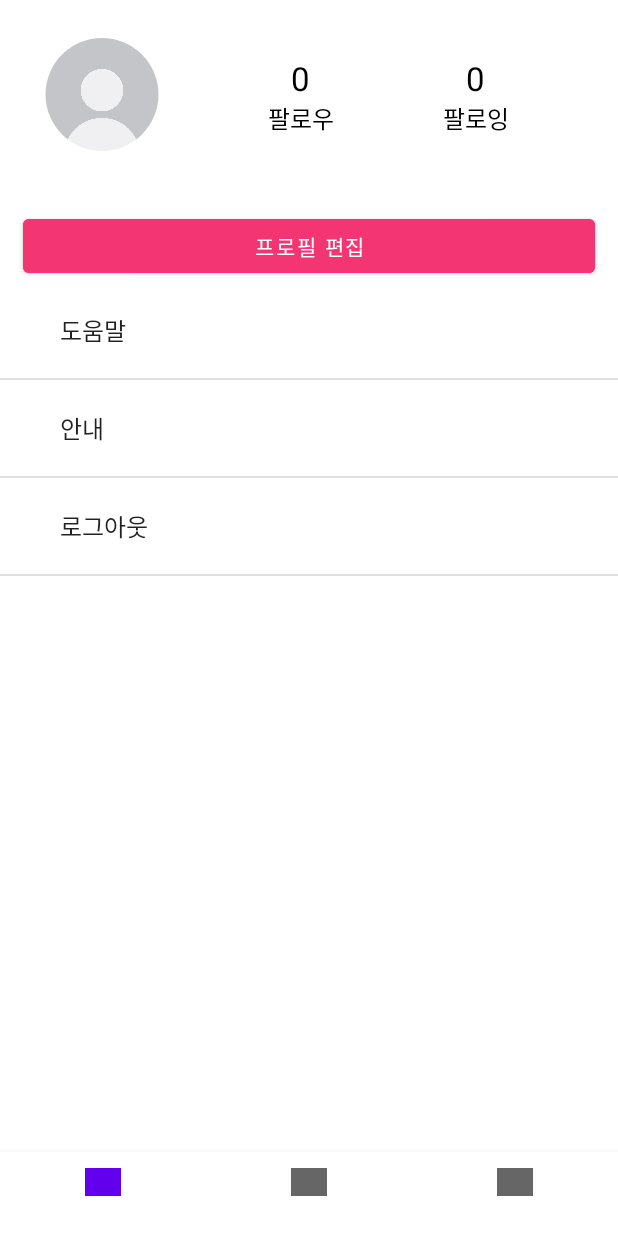
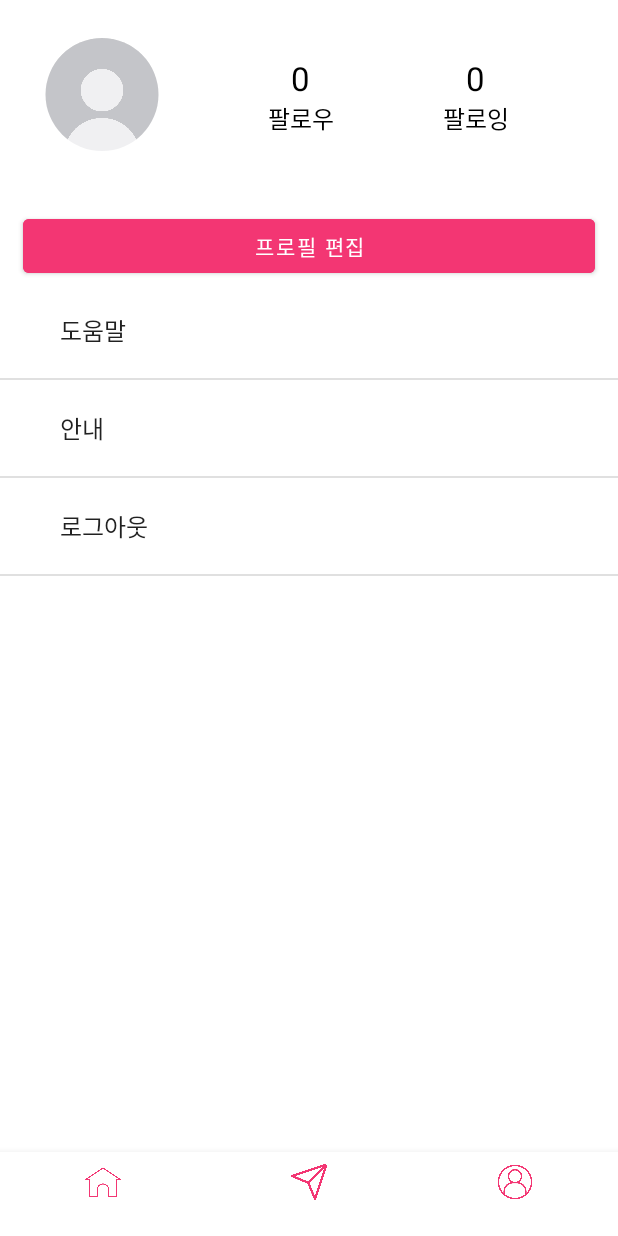
Before and after one commit to OpenMindVv/FindingIdealTypeApp, an Android app: the screen it shows after launch (MainActivity), on a phone screen of 412 x 824 dp. Run offline under Robolectric (Android 15) with nearby library versions, the phone set to English and light mode, and no system bars; our stand-ins replace CircleImageView, Firebase (no records; nobody signed in at launch, a user with empty details on screens opened directly); libraries missing offline, so code that uses them is left out: okhttp3.internal.

Commit message:
[ADD] 네비게이션 바 아이콘 추가 상단 상태바 색상 검은색으로 임시 변경

```diff
--- a/app/src/main/java/com/example/findingidealtypeapp/MainActivity.java
+++ b/app/src/main/java/com/example/findingidealtypeapp/MainActivity.java
@@ -16,6 +16,7 @@ import com.example.findingidealtypeapp.userService.ProfileFragment;
 import com.example.findingidealtypeapp.utility.Constants;
 import com.example.findingidealtypeapp.utility.TokenDTO;
 import com.google.android.material.bottomnavigation.BottomNavigationView;
+import com.google.android.material.navigation.NavigationBarView;
 
 public class MainActivity extends AppCompatActivity {
 
@@ -39,21 +40,7 @@ public class MainActivity extends AppCompatActivity {
         //transaction.replace(R.id.menu_frame_layout, profileFragment).commitAllowingStateLoss();
 
         BottomNavigationView bottomNavigationView = findViewById(R.id.menu_bottom_navigation);
-        bottomNavigationView.setOnNavigationItemSelectedListener(new ItemSelectedListener());
-    }
-
-    public void onFragmentChange(int index){
-        switch(index){
-            case Constants.JOIN_PAGE: getSupportFragmentManager().beginTransaction().replace(R.id.menu_frame_layout, joinFragment).commitAllowingStateLoss();
-            break;
-            case Constants.LOGIN_PAGE: getSupportFragmentManager().beginTransaction().replace(R.id.menu_frame_layout, loginFragment).commitAllowingStateLoss();
-            break;
-            case Constants.PROFILE_PAGE: getSupportFragmentManager().beginTransaction().replace(R.id.menu_frame_layout, profileFragment).commitAllowingStateLoss();
-            break;
-        }
-    }
-
-    class ItemSelectedListener implements BottomNavigationView.OnNavigationItemSelectedListener {
+        bottomNavigationView.setOnItemSelectedListener(new NavigationBarView.OnItemSelectedListener() {
             @Override
             public boolean onNavigationItemSelected(@NonNull MenuItem menuItem) {
                 FragmentTransaction transaction = fragmentManager.beginTransaction();
@@ -76,6 +63,17 @@ public class MainActivity extends AppCompatActivity {
                 }
                 return true;
             }
+        });
     }
 
+    public void onFragmentChange(int index){
+        switch(index){
+            case Constants.JOIN_PAGE: getSupportFragmentManager().beginTransaction().replace(R.id.menu_frame_layout, joinFragment).commitAllowingStateLoss();
+            break;
+            case Constants.LOGIN_PAGE: getSupportFragmentManager().beginTransaction().replace(R.id.menu_frame_layout, loginFragment).commitAllowingStateLoss();
+            break;
+            case Constants.PROFILE_PAGE: getSupportFragmentManager().beginTransaction().replace(R.id.menu_frame_layout, profileFragment).commitAllowingStateLoss();
+            break;
         }
+    }
+}
--- a/app/src/main/java/com/example/findingidealtypeapp/userService/ProfileFragment.java
+++ b/app/src/main/java/com/example/findingidealtypeapp/userService/ProfileFragment.java
@@ -56,24 +56,11 @@ import com.example.findingidealtypeapp.userServiceApi.UserService;
 import com.example.findingidealtypeapp.utility.Constants;
 import com.example.findingidealtypeapp.utility.DataProcessing;
 import com.example.findingidealtypeapp.utility.TokenDTO;
-
-import java.io.ByteArrayOutputStream;
-import java.io.File;
 import java.io.IOException;
-import java.io.InputStream;
-import java.net.URLEncoder;
-import java.nio.charset.StandardCharsets;
-import java.text.SimpleDateFormat;
 import java.util.Arrays;
-import java.util.Date;
 import java.util.List;
 import java.util.concurrent.TimeUnit;
-
-
-import okhttp3.MediaType;
-import okhttp3.MultipartBody;
 import okhttp3.OkHttpClient;
-import okhttp3.RequestBody;
 import retrofit2.Call;
 import retrofit2.Callback;
 import retrofit2.Response;
@@ -91,7 +78,6 @@ public class ProfileFragment extends Fragment {
     private MainActivity activity;
     private ViewGroup rootView;
     private Retrofit retrofit;
-    private String email, name, follow, following;
     private ArrayAdapter arrayAdapter;
     private Context mContext;
     private ActivityResultLauncher<Intent> activityResultLauncher;
--- a/app/src/main/res/layout/activity_main.xml
+++ b/app/src/main/res/layout/activity_main.xml
@@ -24,5 +24,9 @@
         android:layout_gravity="bottom"
         android:layout_marginBottom="0dp"
         app:layout_constraintBottom_toBottomOf="parent"
-        app:menu="@menu/bottom_menu"></com.google.android.material.bottomnavigation.BottomNavigationView>
+        app:menu="@menu/bottom_menu"
+        app:srcCompat="@drawable/menu"
+        app:itemIconTint="#F33673">
+
+    </com.google.android.material.bottomnavigation.BottomNavigationView>
 </RelativeLayout>
--- a/app/src/main/res/menu/bottom_menu.xml
+++ b/app/src/main/res/menu/bottom_menu.xml
@@ -6,20 +6,20 @@
         android:id="@+id/menu_home"
         app:showAsAction="always"
         android:enabled="true"
-        android:icon="@drawable/main"
+        android:icon="@drawable/home"
         android:title="" />
     <item
         android:id="@+id/menu_dm"
         app:showAsAction="always"
         android:enabled="true"
-        android:icon="@drawable/main"
+        android:icon="@drawable/send"
         android:title=""/>
 
     <item
         android:id="@+id/menu_mypage"
         app:showAsAction="always"
         android:enabled="true"
-        android:icon="@drawable/main"
+        android:icon="@drawable/mypage"
         android:title="">
     </item>
 
--- a/app/src/main/res/values/themes.xml
+++ b/app/src/main/res/values/themes.xml
@@ -10,7 +10,8 @@
         <item name="colorSecondaryVariant">@color/teal_700</item>
         <item name="colorOnSecondary">@color/black</item>
         <!-- Status bar color. -->
-        <item name="android:statusBarColor" tools:targetApi="l">?attr/colorPrimaryVariant</item>
+        <item name="android:statusBarColor">@color/black</item> <!-- 나중에 상단 바 색상 바꾸자 -->
+        <item name="android:windowLightStatusBar">true</item>
         <!-- 상단바 삭제 -->
         <item name="windowActionBar">false</item>
         <item name="windowNoTitle">true</item>
```
Also changed, not shown: app/src/main/res/drawable-v24/home.png (added), app/src/main/res/drawable-v24/mypage.png (added), app/src/main/res/drawable/defaultprofile.png (deleted). Lines whose indentation alone changed are shown as unchanged.
